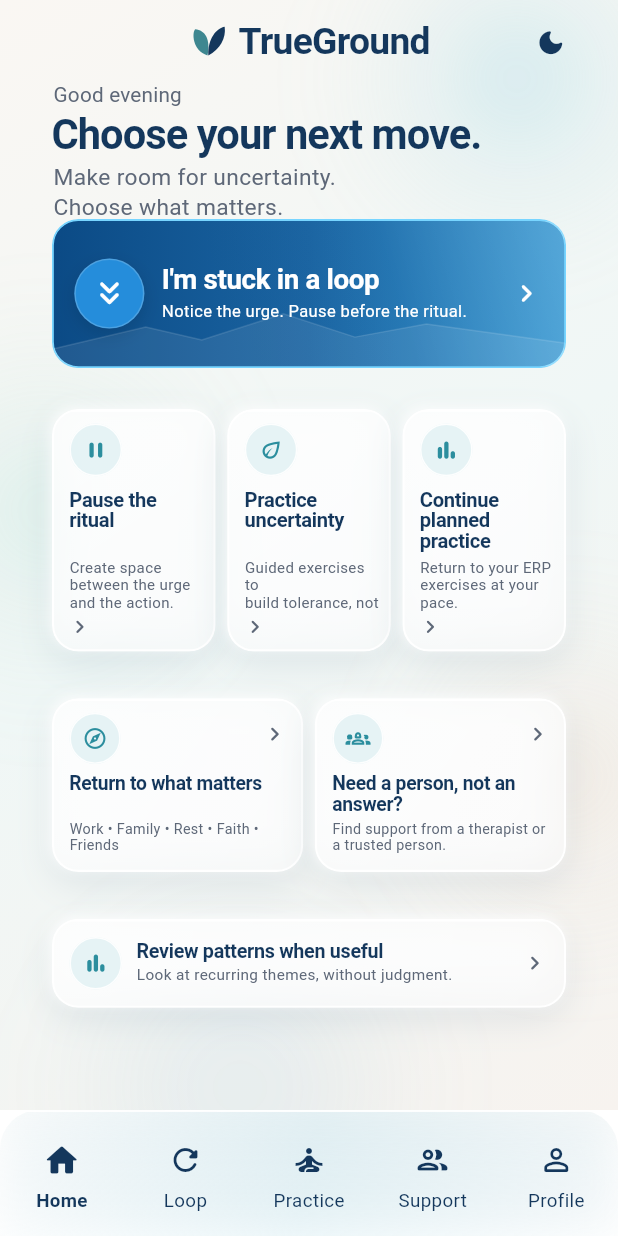
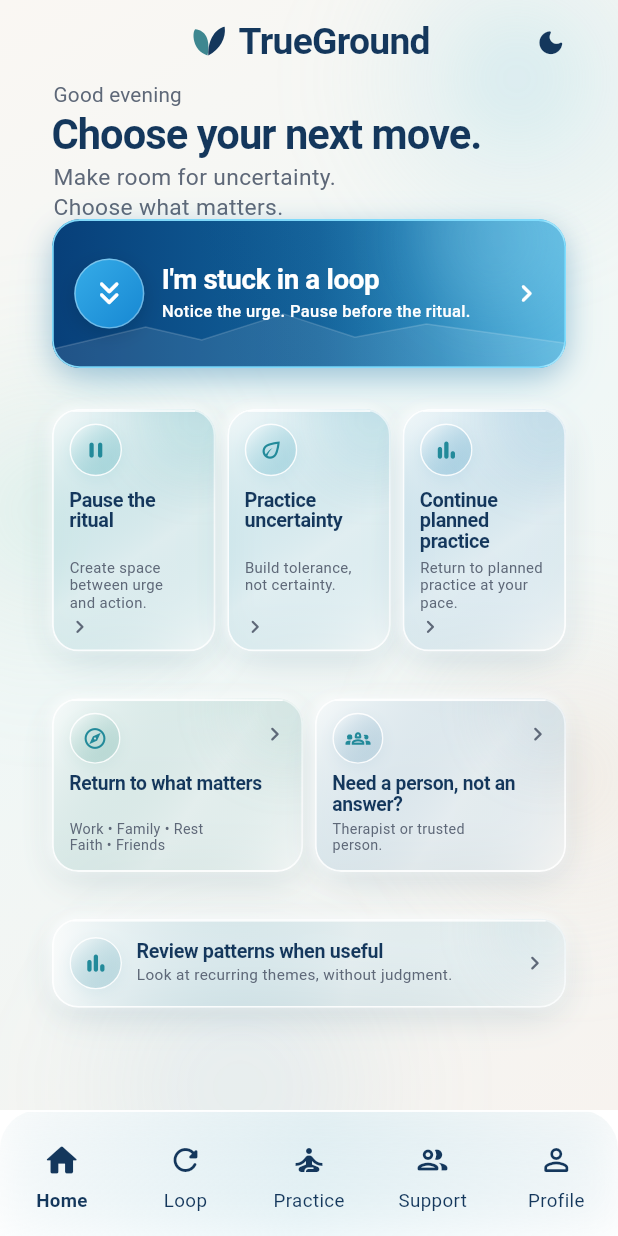
Before and after one commit to hraaaaf/trueground, a Flutter app: the screen it shows after launch, on a phone screen of 412 x 824 dp. Run offline on Flutter 3.47's test engine with Material 3 defaults, Android fonts, the phone set to English and light mode, and no system bars; our stand-ins replace go_router.

Commit message:
fix(lot04d): final premium glass polish and mobile copy fit

```diff
--- a/lib/dashboard/dashboard_v3_screen.dart
+++ b/lib/dashboard/dashboard_v3_screen.dart
@@ -113,8 +113,8 @@
                               child: _TargetCard(
                                 icon: Icons.pause_rounded,
                                 title: 'Pause the ritual',
-                                description:
-                                    'Create space\nbetween the urge\nand the action.',
+                                description: 'Create space\nbetween urge\nand action.',
+                                accent: const Color(0xFF48AAB5),
                                 onTap: () => context.go('/practice'),
                               ),
                             ),
@@ -123,8 +123,8 @@
                               child: _TargetCard(
                                 icon: Icons.eco_outlined,
                                 title: 'Practice uncertainty',
-                                description:
-                                    'Guided exercises to\nbuild tolerance, not\ncertainty.',
+                                description: 'Build tolerance,\nnot certainty.',
+                                accent: const Color(0xFF56AFC4),
                                 onTap: () => context.go('/practice'),
                               ),
                             ),
@@ -133,8 +133,8 @@
                               child: _TargetCard(
                                 icon: Icons.bar_chart_rounded,
                                 title: 'Continue planned practice',
-                                description:
-                                    'Return to your ERP\nexercises at your\npace.',
+                                description: 'Return to planned\npractice at your\npace.',
+                                accent: const Color(0xFF4F9FC4),
                                 onTap: () => context.go('/practice'),
                               ),
                             ),
@@ -154,8 +154,8 @@
                               child: _WideCard(
                                 icon: Icons.explore_outlined,
                                 title: 'Return to what matters',
-                                description:
-                                    'Work • Family • Rest • Faith •\nFriends',
+                                description: 'Work • Family • Rest\nFaith • Friends',
+                                accent: Color(0xFF6AAFA5),
                               ),
                             ),
                             const SizedBox(width: 8),
@@ -163,8 +163,8 @@
                               child: _WideCard(
                                 icon: Icons.groups_2_outlined,
                                 title: 'Need a person, not an answer?',
-                                description:
-                                    'Find support from a therapist or\na trusted person.',
+                                description: 'Therapist or trusted\nperson.',
+                                accent: const Color(0xFF77A7C1),
                                 onTap: () => context.go('/support'),
                               ),
                             ),
@@ -242,15 +242,14 @@
               _AccessibleCard(
                 icon: Icons.eco_outlined,
                 title: 'Practice uncertainty',
-                description:
-                    'Guided exercises to build tolerance, not certainty.',
+                description: 'Guided exercises to build tolerance, not certainty.',
                 onTap: () => context.go('/practice'),
               ),
               const SizedBox(height: 8),
               _AccessibleCard(
                 icon: Icons.bar_chart_rounded,
                 title: 'Continue planned practice',
-                description: 'Return to your ERP exercises at your pace.',
+                description: 'Return to your planned practice at your pace.',
                 onTap: () => context.go('/practice'),
               ),
             ],
@@ -268,8 +267,7 @@
               _AccessibleCard(
                 icon: Icons.groups_2_outlined,
                 title: 'Need a person, not an answer?',
-                description:
-                    'Find support from a therapist or a trusted person.',
+                description: 'Find support from a therapist or a trusted person.',
                 onTap: () => context.go('/support'),
               ),
             ],
@@ -346,32 +344,46 @@
       button: true,
       label: "I'm stuck in a loop. Notice the urge. Pause before the ritual.",
       excludeSemantics: true,
+      child: DecoratedBox(
+        decoration: BoxDecoration(
+          borderRadius: BorderRadius.circular(19),
+          boxShadow: <BoxShadow>[
+            BoxShadow(
+              color: const Color(0xFF159DCD).withValues(alpha: 0.30),
+              blurRadius: 26,
+              spreadRadius: -5,
+              offset: const Offset(0, 10),
+            ),
+            BoxShadow(
+              color: const Color(0xFF0A3F79).withValues(alpha: 0.18),
+              blurRadius: 14,
+              offset: const Offset(0, 5),
+            ),
+          ],
+        ),
         child: Material(
           color: Colors.transparent,
-        borderRadius: BorderRadius.circular(18),
+          borderRadius: BorderRadius.circular(19),
           clipBehavior: Clip.antiAlias,
           child: InkWell(
             onTap: onTap,
             child: Ink(
               decoration: BoxDecoration(
-              borderRadius: BorderRadius.circular(18),
-              border: Border.all(color: const Color(0xFF78D5FF), width: 1.3),
+                borderRadius: BorderRadius.circular(19),
+                border: Border.all(
+                  color: const Color(0xFF86E0FF).withValues(alpha: 0.95),
+                  width: 1.25,
+                ),
                 gradient: const LinearGradient(
                   begin: Alignment.centerLeft,
                   end: Alignment.centerRight,
                   colors: <Color>[
-                  Color(0xFF0B4A85),
-                  Color(0xFF1A64A2),
-                  Color(0xFF3094D0),
+                    Color(0xFF073F79),
+                    Color(0xFF12639C),
+                    Color(0xFF2EA4D7),
                   ],
+                  stops: <double>[0, 0.52, 1],
                 ),
-              boxShadow: <BoxShadow>[
-                BoxShadow(
-                  color: TrueGroundColors.heroBlue.withValues(alpha: 0.25),
-                  blurRadius: 22,
-                  offset: const Offset(0, 8),
-                ),
-              ],
               ),
               child: Stack(
                 children: <Widget>[
@@ -385,20 +397,34 @@
                           begin: Alignment.topRight,
                           end: Alignment.bottomLeft,
                           colors: <Color>[
-                          Colors.white.withValues(alpha: 0.18),
-                          Colors.white.withValues(alpha: 0.02),
+                            Colors.white.withValues(alpha: 0.24),
+                            Colors.white.withValues(alpha: 0.05),
                             Colors.transparent,
                           ],
-                        stops: const <double>[0, 0.34, 0.72],
+                          stops: const <double>[0, 0.30, 0.70],
+                        ),
+                      ),
+                    ),
+                  ),
+                  Positioned(
+                    top: -42,
+                    right: -8,
+                    child: IgnorePointer(
+                      child: ImageFiltered(
+                        imageFilter: ImageFilter.blur(sigmaX: 22, sigmaY: 22),
+                        child: Container(
+                          width: 110,
+                          height: 110,
+                          decoration: BoxDecoration(
+                            shape: BoxShape.circle,
+                            color: const Color(0xFFA6ECFF).withValues(alpha: 0.16),
+                          ),
                         ),
                       ),
                     ),
                   ),
                   Padding(
-                  padding: const EdgeInsets.symmetric(
-                    horizontal: 14,
-                    vertical: 10,
-                  ),
+                    padding: const EdgeInsets.symmetric(horizontal: 14, vertical: 10),
                     child: Row(
                       children: <Widget>[
                         Container(
@@ -406,14 +432,21 @@
                           height: 48,
                           decoration: BoxDecoration(
                             shape: BoxShape.circle,
-                          color: const Color(0xFF258DDB),
+                            gradient: const LinearGradient(
+                              begin: Alignment.topLeft,
+                              end: Alignment.bottomRight,
+                              colors: <Color>[
+                                Color(0xFF36ACE8),
+                                Color(0xFF1687D2),
+                              ],
+                            ),
                             border: Border.all(
-                            color: Colors.white.withValues(alpha: 0.18),
+                              color: Colors.white.withValues(alpha: 0.35),
                             ),
                             boxShadow: <BoxShadow>[
                               BoxShadow(
-                              color: Colors.black.withValues(alpha: 0.12),
-                              blurRadius: 10,
+                                color: Colors.black.withValues(alpha: 0.14),
+                                blurRadius: 11,
                                 offset: const Offset(0, 4),
                               ),
                             ],
@@ -448,6 +481,7 @@
                                 style: TextStyle(
                                   fontSize: 11.3,
                                   height: 1.2,
+                                  fontWeight: FontWeight.w500,
                                   color: Colors.white,
                                 ),
                               ),
@@ -468,6 +502,7 @@
             ),
           ),
         ),
+      ),
     );
   }
 }
@@ -477,33 +512,35 @@
     required this.icon,
     required this.title,
     required this.description,
+    required this.accent,
     required this.onTap,
   });
 
   final IconData icon;
   final String title;
   final String description;
+  final Color accent;
   final VoidCallback onTap;
 
   @override
   Widget build(BuildContext context) {
     return Semantics(
       button: true,
-      label:
-          '${title.replaceAll('\n', ' ')}. ${description.replaceAll('\n', ' ')}',
+      label: '${title.replaceAll('\n', ' ')}. ${description.replaceAll('\n', ' ')}',
       excludeSemantics: true,
       child: _GlassPanel(
+        accent: accent,
         onTap: onTap,
         child: Stack(
           children: <Widget>[
             Positioned(
               left: 12,
               top: 10,
-              child: _RoundIcon(icon: icon, size: 36),
+              child: _RoundIcon(icon: icon, size: 36, accent: accent),
             ),
             Positioned(
               left: 12,
-              right: 16,
+              right: 10,
               top: 55,
               height: 43,
               child: Text(
@@ -511,7 +548,7 @@
                 maxLines: 3,
                 overflow: TextOverflow.ellipsis,
                 style: const TextStyle(
-                  fontSize: 13.8,
+                  fontSize: 13.6,
                   height: 1.04,
                   fontWeight: FontWeight.w700,
                   letterSpacing: -0.22,
@@ -521,16 +558,17 @@
             ),
             Positioned(
               left: 12,
-              right: 6,
+              right: 8,
               top: 102,
-              height: 39,
+              height: 40,
               child: Text(
                 description,
                 maxLines: 3,
                 overflow: TextOverflow.ellipsis,
                 style: const TextStyle(
-                  fontSize: 10.3,
+                  fontSize: 10.2,
                   height: 1.18,
+                  fontWeight: FontWeight.w400,
                   color: TrueGroundColors.inkMuted,
                 ),
               ),
@@ -556,29 +594,31 @@
     required this.icon,
     required this.title,
     required this.description,
+    required this.accent,
     this.onTap,
   });
 
   final IconData icon;
   final String title;
   final String description;
+  final Color accent;
   final VoidCallback? onTap;
 
   @override
   Widget build(BuildContext context) {
     return Semantics(
       button: onTap != null,
-      label:
-          '${title.replaceAll('\n', ' ')}. ${description.replaceAll('\n', ' ')}',
+      label: '${title.replaceAll('\n', ' ')}. ${description.replaceAll('\n', ' ')}',
       excludeSemantics: true,
       child: _GlassPanel(
+        accent: accent,
         onTap: onTap,
         child: Stack(
           children: <Widget>[
             Positioned(
               left: 12,
               top: 10,
-              child: _RoundIcon(icon: icon, size: 35),
+              child: _RoundIcon(icon: icon, size: 35, accent: accent),
             ),
             const Positioned(
               right: 10,
@@ -636,15 +676,19 @@
   @override
   Widget build(BuildContext context) {
     return Semantics(
-      label:
-          'Review patterns when useful. Look at recurring themes, without judgment.',
+      label: 'Review patterns when useful. Look at recurring themes, without judgment.',
       excludeSemantics: true,
       child: _GlassPanel(
+        accent: const Color(0xFF62A8B8),
         child: const Padding(
           padding: EdgeInsets.symmetric(horizontal: 12, vertical: 8),
           child: Row(
             children: <Widget>[
-              _RoundIcon(icon: Icons.bar_chart_rounded, size: 36),
+              _RoundIcon(
+                icon: Icons.bar_chart_rounded,
+                size: 36,
+                accent: Color(0xFF62A8B8),
+              ),
               SizedBox(width: 10),
               Expanded(
                 child: Column(
@@ -704,13 +748,18 @@
   @override
   Widget build(BuildContext context) {
     return _GlassPanel(
+      accent: const Color(0xFF65AEB7),
       onTap: onTap,
       child: Padding(
         padding: const EdgeInsets.all(14),
         child: Row(
           crossAxisAlignment: CrossAxisAlignment.start,
           children: <Widget>[
-            _RoundIcon(icon: icon, size: 46),
+            _RoundIcon(
+              icon: icon,
+              size: 46,
+              accent: const Color(0xFF65AEB7),
+            ),
             const SizedBox(width: 12),
             Expanded(
               child: Column(
@@ -748,9 +797,14 @@
 }
 
 class _GlassPanel extends StatelessWidget {
-  const _GlassPanel({required this.child, this.onTap});
+  const _GlassPanel({
+    required this.child,
+    required this.accent,
+    this.onTap,
+  });
 
   final Widget child;
+  final Color accent;
   final VoidCallback? onTap;
 
   @override
@@ -766,12 +820,18 @@
         borderRadius: radius,
         boxShadow: <BoxShadow>[
           BoxShadow(
-            color: const Color(0xFF1C466A).withValues(alpha: 0.10),
-            blurRadius: 20,
-            offset: const Offset(0, 8),
+            color: const Color(0xFF163E5D).withValues(alpha: 0.13),
+            blurRadius: 22,
+            spreadRadius: -5,
+            offset: const Offset(0, 9),
           ),
           BoxShadow(
-            color: Colors.white.withValues(alpha: 0.78),
+            color: accent.withValues(alpha: 0.08),
+            blurRadius: 18,
+            offset: const Offset(0, 5),
+          ),
+          BoxShadow(
+            color: Colors.white.withValues(alpha: 0.72),
             blurRadius: 7,
             offset: const Offset(-2, -2),
           ),
@@ -780,7 +840,7 @@
       child: ClipRRect(
         borderRadius: radius,
         child: BackdropFilter(
-          filter: ImageFilter.blur(sigmaX: 15, sigmaY: 15),
+          filter: ImageFilter.blur(sigmaX: 18, sigmaY: 18),
           child: Stack(
             fit: StackFit.passthrough,
             children: <Widget>[
@@ -789,16 +849,35 @@
                   decoration: BoxDecoration(
                     borderRadius: radius,
                     border: Border.all(
-                      color: Colors.white.withValues(alpha: 0.96),
-                      width: 1.45,
+                      color: Colors.white.withValues(alpha: 0.88),
+                      width: 1.25,
                     ),
                     gradient: LinearGradient(
                       begin: Alignment.topLeft,
                       end: Alignment.bottomRight,
                       colors: <Color>[
-                        Colors.white.withValues(alpha: 0.72),
-                        Colors.white.withValues(alpha: 0.43),
+                        Colors.white.withValues(alpha: 0.62),
+                        accent.withValues(alpha: 0.10),
+                        Colors.white.withValues(alpha: 0.34),
                       ],
+                      stops: const <double>[0, 0.58, 1],
+                    ),
+                  ),
+                ),
+              ),
+              Positioned(
+                top: -34,
+                right: -28,
+                child: IgnorePointer(
+                  child: ImageFiltered(
+                    imageFilter: ImageFilter.blur(sigmaX: 18, sigmaY: 18),
+                    child: Container(
+                      width: 82,
+                      height: 82,
+                      decoration: BoxDecoration(
+                        shape: BoxShape.circle,
+                        color: accent.withValues(alpha: 0.11),
+                      ),
                     ),
                   ),
                 ),
@@ -811,7 +890,7 @@
                 child: IgnorePointer(
                   child: Container(
                     height: 1,
-                    color: Colors.white.withValues(alpha: 0.96),
+                    color: Colors.white.withValues(alpha: 0.90),
                   ),
                 ),
               ),
@@ -824,10 +903,15 @@
 }
 
 class _RoundIcon extends StatelessWidget {
-  const _RoundIcon({required this.icon, required this.size});
+  const _RoundIcon({
+    required this.icon,
+    required this.size,
+    required this.accent,
+  });
 
   final IconData icon;
   final double size;
+  final Color accent;
 
   @override
   Widget build(BuildContext context) {
@@ -836,13 +920,27 @@
       height: size,
       decoration: BoxDecoration(
         shape: BoxShape.circle,
-        color: const Color(0xFFDDEFF2).withValues(alpha: 0.72),
+        gradient: LinearGradient(
+          begin: Alignment.topLeft,
+          end: Alignment.bottomRight,
+          colors: <Color>[
+            Colors.white.withValues(alpha: 0.80),
+            accent.withValues(alpha: 0.18),
+          ],
+        ),
         border: Border.all(
-          color: Colors.white.withValues(alpha: 0.92),
+          color: Colors.white.withValues(alpha: 0.90),
           width: 1,
         ),
+        boxShadow: <BoxShadow>[
+          BoxShadow(
+            color: accent.withValues(alpha: 0.12),
+            blurRadius: 8,
+            offset: const Offset(0, 3),
           ),
-      child: Icon(icon, size: size * 0.49, color: const Color(0xFF2C8E9E)),
+        ],
+      ),
+      child: Icon(icon, size: size * 0.49, color: const Color(0xFF238A9A)),
     );
   }
 }
@@ -908,9 +1006,9 @@
 
   @override
   void paint(Canvas canvas, Size size) {
-    final fill = Paint()..color = Colors.white.withValues(alpha: 0.085);
+    final fill = Paint()..color = Colors.white.withValues(alpha: 0.10);
     final line = Paint()
-      ..color = Colors.white.withValues(alpha: 0.12)
+      ..color = Colors.white.withValues(alpha: 0.16)
       ..style = PaintingStyle.stroke
       ..strokeWidth = 1;
 
```
Lines whose indentation alone changed are shown as unchanged.
